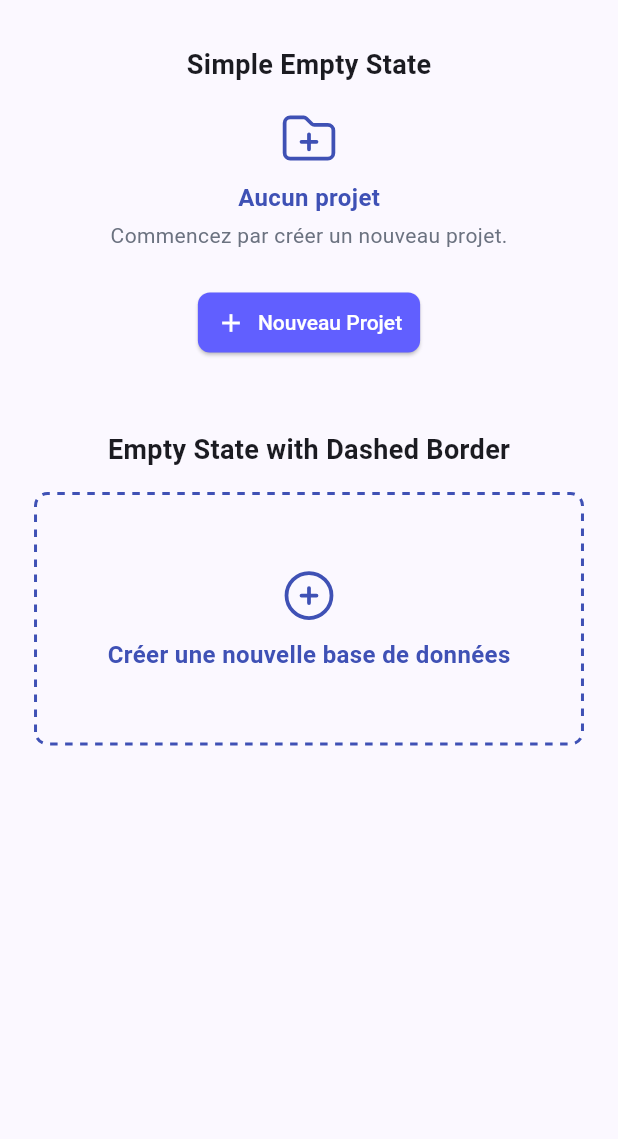
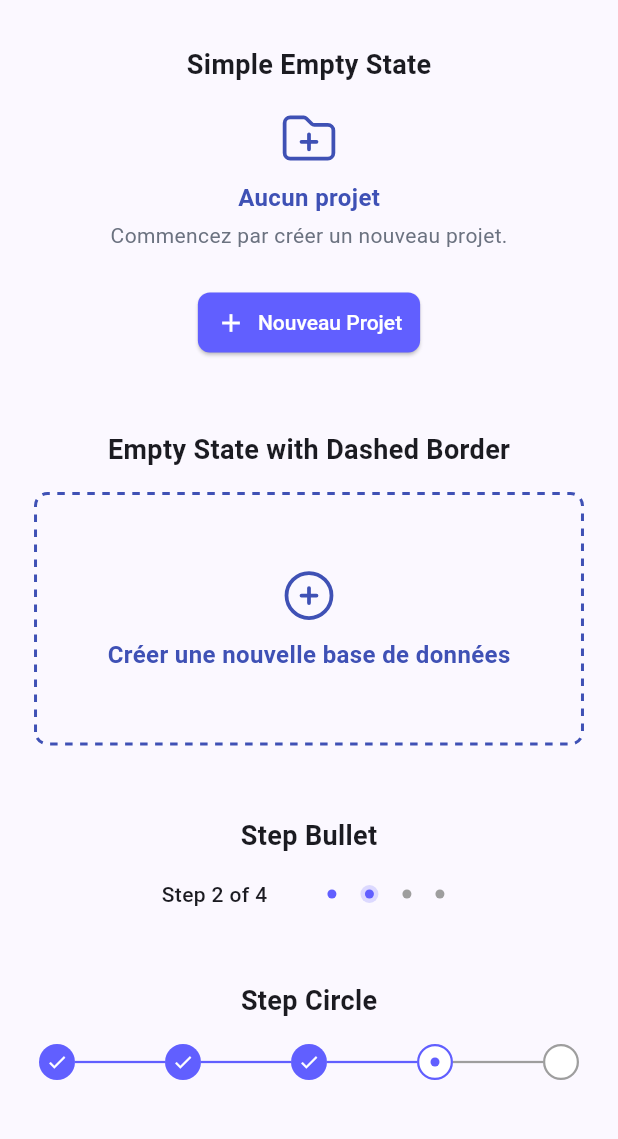
Before and after one commit to Rileyjrjohns/pure_ui_kit, a Flutter app: the screen it shows after launch, on a phone screen of 412 x 824 dp, the part 63-1202 px from its top. Run offline on Flutter 3.47's test engine with Material 3 defaults, Android fonts, the phone set to English and light mode, and no system bars; our stand-ins replace heroicons; Roboto replaces fonts that are missing (inter).

Commit message:
feat(steps): add step components with theme support
Add three types of step indicators:
- Bullet steps with dot indicators
- Circle steps with connected circles
- Progress bar with label support

Features:
- Customizable colors, sizes and spacing via PureStepTheme
- Support for completed, current and upcoming states
- Optional tap callback for step navigation
- Progress bar with custom label and auto-calculated progress
- Default theme values with Material Design specs

```diff
--- a/example/lib/main.dart
+++ b/example/lib/main.dart
@@ -1,5 +1,6 @@
 import 'package:flutter/material.dart';
 import 'package:pure_ui_kit/pure_ui_kit.dart';
+import 'package:pure_ui_kit/src/components/steps/step.dart';
 
 void main() {
   runApp(const MyApp());
@@ -42,9 +43,9 @@ class DemoPage extends StatelessWidget {
       appBar: AppBar(
         title: const Text('Pure UI Kit Demo'),
       ),
-      body: Center(
-        child: Padding(
-          padding: const EdgeInsets.all(16.0),
+      body: SafeArea(
+        minimum: const EdgeInsets.all(16),
+        child: SingleChildScrollView(
           child: Column(
             crossAxisAlignment: CrossAxisAlignment.center,
             children: [
@@ -85,6 +86,65 @@ class DemoPage extends StatelessWidget {
                   );
                 },
               ),
+              const SizedBox(height: 48),
+              const Text(
+                'Step Bullet',
+                style: TextStyle(
+                  fontFamily: 'inter',
+                  fontSize: 18,
+                  fontWeight: FontWeight.bold,
+                ),
+              ),
+              const SizedBox(height: 16),
+              PureStep.bullet(
+                currentStep: 2,
+                totalSteps: 4,
+                onStepTap: (step) {
+                  ScaffoldMessenger.of(context).showSnackBar(
+                    SnackBar(content: Text('Tapped on step $step')),
+                  );
+                },
+              ),
+              const SizedBox(height: 48),
+              const Text(
+                'Step Circle',
+                style: TextStyle(
+                  fontFamily: 'inter',
+                  fontSize: 18,
+                  fontWeight: FontWeight.bold,
+                ),
+              ),
+              const SizedBox(height: 16),
+              PureStep.circle(
+                currentStep: 4,
+                totalSteps: 5,
+                onStepTap: (step) {
+                  ScaffoldMessenger.of(context).showSnackBar(
+                    SnackBar(content: Text('Tapped on step $step')),
+                  );
+                },
+              ),
+              const SizedBox(height: 48),
+              const Text(
+                'Step Progress Bar',
+                style: TextStyle(
+                  fontFamily: 'inter',
+                  fontSize: 18,
+                  fontWeight: FontWeight.bold,
+                ),
+              ),
+              const SizedBox(height: 16),
+              PureStep.progressBar(
+                currentStep: 3,
+                totalSteps: 4,
+                progressLabel: 'Migrating MySQL database...',
+                onStepTap: (step) {
+                  ScaffoldMessenger.of(context).showSnackBar(
+                    SnackBar(content: Text('Tapped on step $step')),
+                  );
+                },
+              ),
+              const SizedBox(height: 48),
             ],
           ),
         ),
--- /dev/null
+++ b/lib/src/components/steps/step.dart
@@ -0,0 +1,286 @@
+import 'package:flutter/material.dart';
+import 'package:heroicons/heroicons.dart';
+import 'package:pure_ui_kit/src/theme/pure_theme.dart';
+import 'package:pure_ui_kit/src/theme/step_theme.dart';
+import 'package:pure_ui_kit/src/utils/constants.dart';
+
+enum StepType {
+  bullet,
+  circle,
+  progressBar,
+}
+
+enum StepStatus {
+  completed,
+  current,
+  upcoming,
+}
+
+class PureStep extends StatelessWidget {
+  final StepType type;
+  final int currentStep;
+  final int totalSteps;
+  final List<String> labels;
+  final Function(int)? onStepTap;
+  final String? progressLabel;
+  final double? progressValue;
+
+  const PureStep.bullet({
+    super.key,
+    required this.currentStep,
+    required this.totalSteps,
+    this.onStepTap,
+  })  : type = StepType.bullet,
+        labels = const [],
+        progressLabel = null,
+        progressValue = null;
+
+  const PureStep.circle({
+    super.key,
+    required this.currentStep,
+    required this.totalSteps,
+    this.onStepTap,
+  })  : type = StepType.circle,
+        labels = const [],
+        progressLabel = null,
+        progressValue = null;
+
+  const PureStep.progressBar({
+    super.key,
+    required this.currentStep,
+    required this.totalSteps,
+    required this.progressLabel,
+    this.onStepTap,
+  })  : type = StepType.progressBar,
+        labels = const [],
+        progressValue = currentStep / totalSteps;
+
+  @override
+  Widget build(BuildContext context) {
+    switch (type) {
+      case StepType.bullet:
+        return _buildBulletStep();
+      case StepType.circle:
+        return _buildCircleStep();
+      case StepType.progressBar:
+        return _buildProgressBar();
+    }
+  }
+
+  Widget _buildBulletStep() {
+    return Builder(builder: (context) {
+      final theme = PureTheme.stepThemeOf(context);
+      final defaultTheme = PureStepTheme.defaultTheme;
+
+      final activeColor = theme.activeColor ?? defaultTheme.activeColor!;
+      final inactiveColor = theme.inactiveColor ?? defaultTheme.inactiveColor!;
+      final dotSize = theme.dotSize ?? defaultTheme.dotSize!;
+      final labelStyle = theme.labelStyle ?? defaultTheme.labelStyle!;
+      final spacing = theme.spacing ?? defaultTheme.spacing!;
+
+      return Row(
+        mainAxisAlignment: MainAxisAlignment.center,
+        children: [
+          Text(
+            'Step $currentStep of $totalSteps',
+            style: labelStyle,
+          ),
+          SizedBox(width: spacing * 4),
+          Row(
+            children: List.generate(
+              totalSteps,
+              (index) => Padding(
+                padding: EdgeInsets.symmetric(horizontal: spacing),
+                child: _buildBulletDot(
+                  index,
+                  activeColor: activeColor,
+                  inactiveColor: inactiveColor,
+                  dotSize: dotSize,
+                ),
+              ),
+            ),
+          ),
+        ],
+      );
+    });
+  }
+
+  Widget _buildBulletDot(
+    int index, {
+    required Color activeColor,
+    required Color inactiveColor,
+    required double dotSize,
+  }) {
+    final isCompleted = index < currentStep - 1;
+    final isCurrent = index == currentStep - 1;
+
+    return GestureDetector(
+      onTap: () => onStepTap?.call(index + 1),
+      child: isCurrent
+          ? _buildCurrentBullet(
+              activeColor: activeColor,
+              dotSize: dotSize,
+            )
+          : Container(
+              width: dotSize,
+              height: dotSize,
+              decoration: BoxDecoration(
+                shape: BoxShape.circle,
+                color: isCompleted ? activeColor : inactiveColor,
+              ),
+            ),
+    );
+  }
+
+  Widget _buildCurrentBullet({
+    required Color activeColor,
+    required double dotSize,
+  }) {
+    return Stack(
+      alignment: Alignment.center,
+      children: [
+        Container(
+          width: dotSize * 2,
+          height: dotSize * 2,
+          decoration: BoxDecoration(
+            shape: BoxShape.circle,
+            color: activeColor.withOpacity(0.2),
+          ),
+        ),
+        Container(
+          width: dotSize,
+          height: dotSize,
+          decoration: BoxDecoration(
+            shape: BoxShape.circle,
+            color: activeColor,
+          ),
+        ),
+      ],
+    );
+  }
+
+  Widget _buildCircleStep() {
+    return Builder(builder: (context) {
+      final theme = PureTheme.stepThemeOf(context);
+      final defaultTheme = PureStepTheme.defaultTheme;
+
+      final circleSize = theme.circleSize ?? defaultTheme.circleSize!;
+      final lineWidth = theme.lineWidth ?? defaultTheme.lineWidth!;
+      final lineHeight = theme.lineHeight ?? defaultTheme.lineHeight!;
+      final dotSize = theme.dotSize ?? defaultTheme.dotSize!;
+      final activeColor = theme.activeColor ?? defaultTheme.activeColor!;
+      final inactiveColor = theme.inactiveColor ?? defaultTheme.inactiveColor!;
+      final completedColor = theme.completedColor ?? defaultTheme.completedColor!;
+
+      return SizedBox(
+        height: circleSize,
+        child: Row(
+          mainAxisAlignment: MainAxisAlignment.center,
+          children: List.generate(
+            totalSteps * 2 - 1,
+            (index) {
+              final isLine = index.isOdd;
+              final stepIndex = index ~/ 2;
+              final isCompleted = stepIndex < currentStep - 1;
+              final isCurrent = stepIndex == currentStep - 1;
+
+              if (isLine) {
+                return Container(
+                  width: lineWidth,
+                  height: lineHeight,
+                  color: isCompleted ? completedColor : inactiveColor,
+                );
+              } else {
+                return Container(
+                  width: circleSize,
+                  height: circleSize,
+                  decoration: BoxDecoration(
+                    shape: BoxShape.circle,
+                    border: isCurrent
+                        ? Border.all(color: activeColor, width: lineHeight)
+                        : (!isCompleted ? Border.all(color: inactiveColor, width: lineHeight) : null),
+                    color: isCompleted ? completedColor : Colors.white,
+                  ),
+                  child: isCompleted
+                      ? Icon(Icons.check, size: circleSize * 0.6, color: Colors.white)
+                      : isCurrent
+                          ? Center(
+                              child: Container(
+                                width: dotSize,
+                                height: dotSize,
+                                decoration: BoxDecoration(
+                                  shape: BoxShape.circle,
+                                  color: activeColor,
+                                ),
+                              ),
+                            )
+                          : null,
+                );
+              }
+            },
+          ),
+        ),
+      );
+    });
+  }
+
+  Widget _buildProgressBar() {
+    return Builder(builder: (context) {
+      final theme = PureTheme.stepThemeOf(context);
+      final defaultTheme = PureStepTheme.defaultTheme;
+
+      final activeColor = theme.activeColor ?? defaultTheme.activeColor!;
+      final inactiveColor = theme.inactiveColor ?? defaultTheme.inactiveColor!;
+      final labelStyle = theme.labelStyle ?? defaultTheme.labelStyle!;
+
+      return Column(
+        crossAxisAlignment: CrossAxisAlignment.start,
+        children: [
+          if (progressLabel != null)
+            Text(
+              progressLabel!,
+              style: labelStyle,
+            ),
+          const SizedBox(height: 24),
+          Container(
+            width: double.infinity,
+            height: 8,
+            decoration: BoxDecoration(
+              borderRadius: BorderRadius.circular(4),
+              color: inactiveColor,
+            ),
+            child: FractionallySizedBox(
+              alignment: Alignment.centerLeft,
+              widthFactor: progressValue ?? 0,
+              child: Container(
+                decoration: BoxDecoration(
+                  borderRadius: BorderRadius.circular(4),
+                  color: activeColor,
+                ),
+              ),
+            ),
+          ),
+          if (labels.isNotEmpty)
+            Padding(
+              padding: const EdgeInsets.only(top: 24),
+              child: Row(
+                mainAxisAlignment: MainAxisAlignment.spaceBetween,
+                children: labels
+                    .asMap()
+                    .entries
+                    .map(
+                      (entry) => Text(
+                        entry.value,
+                        style: labelStyle.copyWith(
+                          color: entry.key < currentStep ? activeColor : inactiveColor,
+                        ),
+                      ),
+                    )
+                    .toList(),
+              ),
+            ),
+        ],
+      );
+    });
+  }
+}
--- a/lib/src/theme/pure_theme.dart
+++ b/lib/src/theme/pure_theme.dart
@@ -1,13 +1,16 @@
 import 'package:flutter/material.dart';
 import 'package:pure_ui_kit/src/theme/empty_state_theme.dart';
+import 'package:pure_ui_kit/src/theme/step_theme.dart';
 
 class PureTheme extends InheritedWidget {
   final PureEmptyStateTheme emptyStateTheme;
+  final PureStepTheme stepTheme;
 
   const PureTheme({
     super.key,
     required super.child,
     this.emptyStateTheme = const PureEmptyStateTheme(),
+    this.stepTheme = const PureStepTheme(),
   });
 
   static PureTheme? maybeOf(BuildContext context) {
@@ -19,8 +22,13 @@ class PureTheme extends InheritedWidget {
     return theme ?? PureEmptyStateTheme.defaultTheme;
   }
 
+  static PureStepTheme stepThemeOf(BuildContext context) {
+    final theme = maybeOf(context)?.stepTheme;
+    return theme ?? PureStepTheme.defaultTheme;
+  }
+
   @override
   bool updateShouldNotify(PureTheme oldWidget) {
-    return emptyStateTheme != oldWidget.emptyStateTheme;
+    return emptyStateTheme != oldWidget.emptyStateTheme || stepTheme != oldWidget.stepTheme;
   }
 }
--- /dev/null
+++ b/lib/src/theme/step_theme.dart
@@ -0,0 +1,65 @@
+import 'package:flutter/material.dart';
+import 'package:pure_ui_kit/src/utils/constants.dart';
+
+class PureStepTheme {
+  final Color? activeColor;
+  final Color? inactiveColor;
+  final Color? completedColor;
+  final double? lineWidth;
+  final double? lineHeight;
+  final double? circleSize;
+  final double? dotSize;
+  final TextStyle? labelStyle;
+  final double? spacing;
+
+  const PureStepTheme({
+    this.activeColor,
+    this.inactiveColor,
+    this.completedColor,
+    this.lineWidth,
+    this.lineHeight,
+    this.circleSize,
+    this.dotSize,
+    this.labelStyle,
+    this.spacing,
+  });
+
+  static const PureStepTheme defaultTheme = PureStepTheme(
+    activeColor: primary,
+    inactiveColor: Colors.grey,
+    completedColor: primary,
+    lineWidth: 60,
+    lineHeight: 1.5,
+    circleSize: 24,
+    dotSize: 6,
+    spacing: 8,
+    labelStyle: TextStyle(
+      fontSize: 14,
+      fontWeight: FontWeight.w500,
+    ),
+  );
+
+  PureStepTheme copyWith({
+    Color? activeColor,
+    Color? inactiveColor,
+    Color? completedColor,
+    double? lineWidth,
+    double? lineHeight,
+    double? circleSize,
+    double? dotSize,
+    TextStyle? labelStyle,
+    double? spacing,
+  }) {
+    return PureStepTheme(
+      activeColor: activeColor ?? this.activeColor,
+      inactiveColor: inactiveColor ?? this.inactiveColor,
+      completedColor: completedColor ?? this.completedColor,
+      lineWidth: lineWidth ?? this.lineWidth,
+      lineHeight: lineHeight ?? this.lineHeight,
+      circleSize: circleSize ?? this.circleSize,
+      dotSize: dotSize ?? this.dotSize,
+      labelStyle: labelStyle ?? this.labelStyle,
+      spacing: spacing ?? this.spacing,
+    );
+  }
+}
--- a/lib/src/utils/constants.dart
+++ b/lib/src/utils/constants.dart
@@ -1,6 +1,7 @@
 import 'package:flutter/material.dart';
 
 // COLORS
+const Color gray200 = Color(0xFFe5e7eb);
 const Color gray500 = Color(0xFF6b7280);
 const Color gray900 = Color(0xFF111827);
 
--- a/pubspec.yaml
+++ b/pubspec.yaml
@@ -1,6 +1,6 @@
 name: pure_ui_kit
 description: "A Flutter UI kit inspired by Tailwind CSS, providing elegant and customizable components. Currently includes Empty State components with more components coming soon."
-version: 0.0.2
+version: 0.1.0
 homepage: https://github.com/Rileyjrjohns/pure_ui_kit
 repository: https://github.com/Rileyjrjohns/pure_ui_kit
 
```
Also changed, not shown: assets/images/step_bullet.png (added), assets/images/step_circle.png (added), assets/images/step_progress_bar.png (added), 2 other files.
